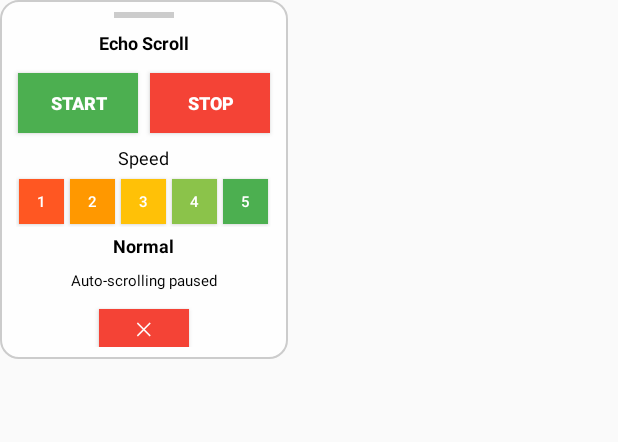
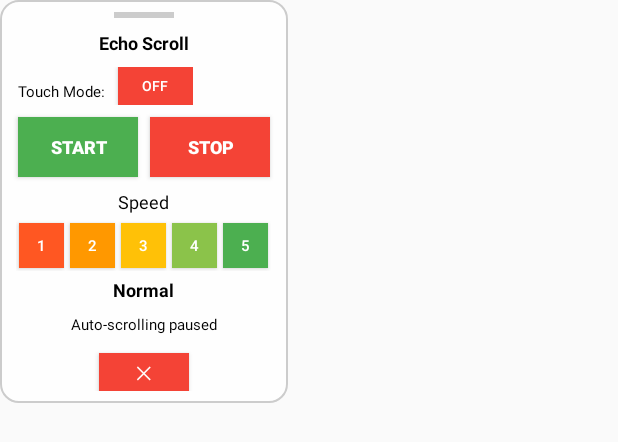
Before and after one commit to DeathKnell837/autoscroll-app, an Android app: the layout overlay_layout.xml on its own in the app's theme, with its tools: preview values and no code run, on a phone screen of 412 x 824 dp. Shown: the top 442 px of the screen. Run offline under Robolectric (Android 15) with nearby library versions, the phone set to English and light mode, and no system bars.

Commit message:
🎯 MAJOR ENHANCEMENT: Touch-to-Scroll Feature Added!
✨ Revolutionary New Feature:
- Touch anywhere on screen to start scrolling from that position
- No more keeping up with fixed scrolling speed
- Intuitive touch-based control system

🎮 Smart Touch Gestures:
- Single tap: Start/pause scrolling from touch position
- Double tap: Stop scrolling completely
- Long press: Cycle through speed levels
- Swipe up/down: Adjust speed on the fly

🧠 Intelligent Features:
- TouchScrollManager: Advanced touch detection and processing
- Adaptive scrolling: Speed adjusts based on touch position
- Auto-pause: Pauses when user is actively interacting
- Position memory: Resumes from last touch position
- Sensitivity control: Adjustable touch responsiveness

🎨 Enhanced UI:
- Touch Mode toggle in floating panel
- Sensitivity adjustment controls
- Real-time touch position feedback
- Gesture help and visual indicators
- Touch-aware status updates

🌐 Web Demo Updated:
- Full touch mode functionality
- Interactive gesture demonstration
- Touch position tracking
- Keyboard shortcuts (T for touch mode)

📱 Perfect for QuickNovel:
- Touch where you want to read
- Automatic scrolling starts from that position
- Natural reading flow without speed pressure
- Seamless integration with any reading app

This transforms Echo Scroll from a basic auto-scroller to an intelligent reading assistant! 🚀📚

```diff
--- a/app/src/main/res/layout/activity_main.xml
+++ b/app/src/main/res/layout/activity_main.xml
@@ -120,7 +120,7 @@
     <TextView
         android:layout_width="match_parent"
         android:layout_height="wrap_content"
-        android:text="Instructions:\n1. Enable Accessibility Service\n2. Grant Overlay Permission\n3. Start Echo Scroll\n4. Open your reading app\n5. Use floating controls to auto-scroll"
+        android:text="Instructions:\n1. Enable Accessibility Service\n2. Grant Overlay Permission\n3. Start Echo Scroll\n4. Open your reading app (QuickNovel, Kindle, etc.)\n5. Toggle Touch Mode ON in floating panel\n6. Touch anywhere on screen to start scrolling from that position!\n\nTouch Gestures:\n• Single tap: Start/pause scrolling\n• Double tap: Stop scrolling\n• Long press: Change speed\n• Swipe up/down: Adjust speed"
         android:textSize="14sp"
         android:textColor="@color/on_background"
         android:layout_marginTop="24dp"
--- a/app/src/main/res/layout/overlay_layout.xml
+++ b/app/src/main/res/layout/overlay_layout.xml
@@ -26,6 +26,30 @@
         android:textColor="@color/on_surface"
         android:layout_gravity="center"
         android:layout_marginBottom="8dp" />
+
+    <!-- Touch Mode Toggle -->
+    <LinearLayout
+        android:layout_width="wrap_content"
+        android:layout_height="wrap_content"
+        android:orientation="horizontal"
+        android:layout_marginBottom="4dp">
+
+        <TextView
+            style="@style/OverlayText"
+            android:text="Touch Mode:"
+            android:textSize="10sp" />
+
+        <Button
+            android:id="@+id/btnTouchMode"
+            android:layout_width="50dp"
+            android:layout_height="25dp"
+            android:text="OFF"
+            android:textSize="9sp"
+            android:textColor="@color/button_text"
+            android:background="@color/error"
+            android:layout_marginStart="4dp" />
+
+    </LinearLayout>
 
     <!-- Control Buttons -->
     <LinearLayout
@@ -121,6 +145,51 @@
         android:textStyle="bold"
         android:layout_marginTop="4dp" />
 
+    <!-- Touch Sensitivity (shown when touch mode is ON) -->
+    <LinearLayout
+        android:id="@+id/touchSensitivityLayout"
+        android:layout_width="wrap_content"
+        android:layout_height="wrap_content"
+        android:orientation="horizontal"
+        android:layout_gravity="center"
+        android:visibility="gone"
+        android:layout_marginTop="4dp">
+
+        <TextView
+            style="@style/OverlayText"
+            android:text="Sensitivity:"
+            android:textSize="9sp" />
+
+        <Button
+            android:id="@+id/btnSensitivityDown"
+            android:layout_width="20dp"
+            android:layout_height="20dp"
+            android:text="-"
+            android:textSize="10sp"
+            android:textColor="@color/button_text"
+            android:background="@color/primary"
+            android:layout_margin="2dp" />
+
+        <TextView
+            android:id="@+id/sensitivityText"
+            style="@style/OverlayText"
+            android:text="50%"
+            android:textSize="9sp"
+            android:minWidth="30dp"
+            android:gravity="center" />
+
+        <Button
+            android:id="@+id/btnSensitivityUp"
+            android:layout_width="20dp"
+            android:layout_height="20dp"
+            android:text="+"
+            android:textSize="10sp"
+            android:textColor="@color/button_text"
+            android:background="@color/primary"
+            android:layout_margin="2dp" />
+
+    </LinearLayout>
+
     <!-- Status Indicator -->
     <TextView
         android:id="@+id/statusIndicator"
@@ -128,6 +197,27 @@
         android:text="@string/scrolling_paused"
         android:layout_gravity="center"
         android:textSize="10sp"
+        android:layout_marginTop="4dp" />
+
+    <!-- Touch Position Indicator (shown when touch mode is active) -->
+    <TextView
+        android:id="@+id/touchPositionIndicator"
+        style="@style/OverlayText"
+        android:text=""
+        android:layout_gravity="center"
+        android:textSize="8sp"
+        android:visibility="gone"
+        android:layout_marginTop="2dp" />
+
+    <!-- Gesture Help (shown when touch mode is ON) -->
+    <TextView
+        android:id="@+id/gestureHelp"
+        style="@style/OverlayText"
+        android:text="Tap: Start/Pause\nDouble-tap: Stop\nLong-press: Speed"
+        android:layout_gravity="center"
+        android:textSize="7sp"
+        android:gravity="center"
+        android:visibility="gone"
         android:layout_marginTop="4dp" />
 
     <!-- Close Button -->
```
Also changed, not shown: app/src/main/java/com/echoscroll/OverlayService.kt (+135 -9 lines), app/src/main/java/com/echoscroll/ScrollAccessibilityService.kt (+109 -3 lines), app/src/main/java/com/echoscroll/TouchScrollManager.kt (added, +310 -0 lines), app/src/main/res/values/strings.xml (+12 -1 lines), 1 other file.
